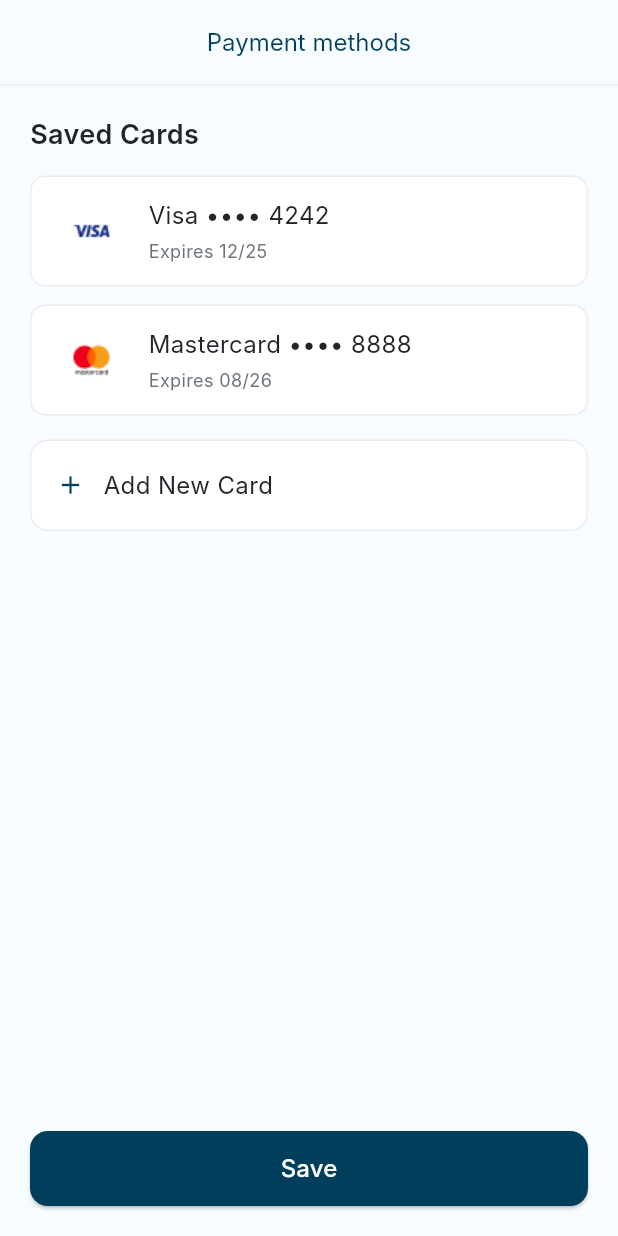
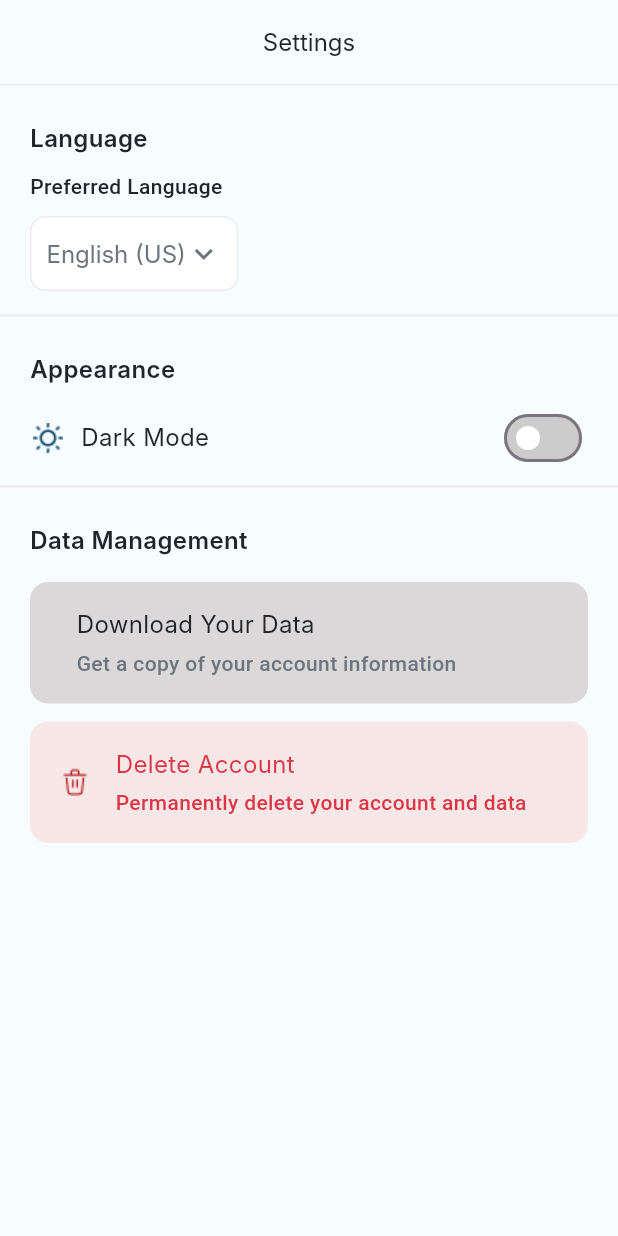
Before and after one commit to Elfouly282/grocery3, a Flutter app: the screen it shows after launch, on a phone screen of 412 x 824 dp. Run offline on Flutter 3.47's test engine with Material 3 defaults, Android fonts, the phone set to English and light mode, and no system bars; our stand-ins replace cached_network_image, dartz, dio, equatable, flutter_bloc, flutter_secure_storage and 5 more; missing offline and left inert: data_connection_checker_tv; Roboto replaces fonts that are missing (Cairo, Inter).

Commit message:
feat:design settings screen

```diff
--- a/lib/core/utils/theme/app_colors.dart
+++ b/lib/core/utils/theme/app_colors.dart
@@ -17,6 +17,8 @@ class AppColors {
   static const Color logoutColor = Color(0xffFF4D4D);
   static const Color iconColor = Color(0xFFBBBBBB);
   static const Color inactiveTrackColor = Color(0xFFCCCCCC);
+  static const Color dataActionBackground = Color(0xFFDAD8D8);
+  static const Color dataActionBackgroundLight = Color(0xffF7E7E7);
   // Status Colors
   static const Color success = Color(0xFF28A745);
   static const Color error = Color(0xFFDC3545);
--- a/lib/features/profile/presentation/screens/delivery_addresses_screen.dart
+++ b/lib/features/profile/presentation/screens/delivery_addresses_screen.dart
@@ -1,11 +1,10 @@
 import 'package:flutter/material.dart';
 import 'package:grocery3/core/shared_widgets/custom_app_bar.dart';
 import 'package:grocery3/core/shared_widgets/custom_button.dart';
+import 'package:grocery3/core/shared_widgets/custom_divider.dart';
 import 'package:grocery3/core/utils/theme/app_colors.dart';
 import 'package:grocery3/core/utils/theme/app_styles.dart';
 import 'package:grocery3/features/profile/presentation/widgets/address_item.dart';
-
-import '../widgets/custom_divider.dart';
 
 class DeliveryAddressesScreen extends StatelessWidget {
   const DeliveryAddressesScreen({super.key});
--- /dev/null
+++ b/lib/features/profile/presentation/screens/help_support_screen.dart
@@ -0,0 +1,35 @@
+import 'package:flutter/material.dart';
+import 'package:grocery3/core/shared_widgets/custom_app_bar.dart';
+import 'package:grocery3/core/shared_widgets/custom_divider.dart';
+import 'package:grocery3/core/utils/theme/app_colors.dart';
+import 'package:grocery3/core/utils/theme/app_styles.dart';
+import 'package:grocery3/features/profile/presentation/widgets/help_item.dart';
+
+class HelpSupportScreen extends StatelessWidget {
+  const HelpSupportScreen({super.key});
+
+  @override
+  Widget build(BuildContext context) {
+    return Scaffold(
+      backgroundColor: AppColors.profileBackground,
+      appBar: CustomAppBar(
+        bgColor: AppColors.profileBackground,
+        showBackButton: true,
+        style: AppStyles.font16Medium.copyWith(color: AppColors.black),
+        title: 'Help & Support',
+      ),
+      body: ListView(
+        padding: EdgeInsets.zero,
+        children: const [
+          CustomDivider(thickness: 1.5),
+          HelpItem(label: '(FAQ)'),
+          HelpItem(label: 'Contact Customer Support'),
+          HelpItem(label: 'Terms and Conditions'),
+          HelpItem(label: 'Privacy Policy'),
+          HelpItem(label: 'About Grocery Plus'),
+          HelpItem(label: 'App Version: 1.0.5'),
+        ],
+      ),
+    );
+  }
+}
--- a/lib/features/profile/presentation/screens/notifications_screen.dart
+++ b/lib/features/profile/presentation/screens/notifications_screen.dart
@@ -1,8 +1,8 @@
 import 'package:flutter/material.dart';
 import 'package:grocery3/core/shared_widgets/custom_app_bar.dart';
+import 'package:grocery3/core/shared_widgets/custom_divider.dart';
 import 'package:grocery3/core/utils/theme/app_colors.dart';
 import 'package:grocery3/core/utils/theme/app_styles.dart';
-import 'package:grocery3/features/profile/presentation/widgets/custom_divider.dart';
 import 'package:grocery3/features/profile/presentation/widgets/notification_model.dart';
 import '../widgets/notification_section.dart';
 
--- a/lib/features/profile/presentation/screens/payment_method_screen.dart
+++ b/lib/features/profile/presentation/screens/payment_method_screen.dart
@@ -1,11 +1,11 @@
 import 'package:flutter/material.dart';
 import 'package:grocery3/core/shared_widgets/custom_app_bar.dart';
 import 'package:grocery3/core/shared_widgets/custom_button.dart';
+import 'package:grocery3/core/shared_widgets/custom_divider.dart';
 import 'package:grocery3/core/utils/theme/app_colors.dart';
 import 'package:grocery3/core/utils/theme/app_styles.dart';
 import 'package:grocery3/features/profile/presentation/widgets/add_new_card.dart';
 import 'package:grocery3/features/profile/presentation/widgets/card_model.dart';
-import 'package:grocery3/features/profile/presentation/widgets/custom_divider.dart';
 import 'package:grocery3/features/profile/presentation/widgets/saved_card_item.dart';
 
 class PaymentMethodsScreen extends StatelessWidget {
--- a/lib/features/profile/presentation/screens/personl_details_screen.dart
+++ b/lib/features/profile/presentation/screens/personl_details_screen.dart
@@ -1,12 +1,12 @@
 import 'package:flutter/material.dart';
 import 'package:grocery3/core/shared_widgets/custom_app_bar.dart';
 import 'package:grocery3/core/shared_widgets/custom_button.dart';
+import 'package:grocery3/core/shared_widgets/custom_divider.dart';
 import 'package:grocery3/core/utils/theme/app_colors.dart';
 import 'package:grocery3/core/utils/theme/app_styles.dart';
 import 'package:grocery3/features/profile/presentation/widgets/email_field.dart';
 import 'package:grocery3/features/profile/presentation/widgets/name_field.dart';
 import 'package:grocery3/features/profile/presentation/widgets/phone_field.dart';
-import '../widgets/custom_divider.dart';
 
 class PersonalDetailsScreen extends StatelessWidget {
   const PersonalDetailsScreen({super.key});
--- a/lib/features/profile/presentation/screens/profile_screen.dart
+++ b/lib/features/profile/presentation/screens/profile_screen.dart
@@ -3,7 +3,9 @@ import 'package:grocery3/core/shared_widgets/custom_app_bar.dart';
 import 'package:grocery3/core/utils/theme/app_colors.dart';
 import 'package:grocery3/core/utils/theme/app_styles.dart';
 import 'package:grocery3/features/profile/presentation/screens/delivery_addresses_screen.dart';
+import 'package:grocery3/features/profile/presentation/screens/help_support_screen.dart';
 import 'package:grocery3/features/profile/presentation/screens/notifications_screen.dart';
+import 'package:grocery3/features/profile/presentation/screens/payment_method_screen.dart';
 import 'package:grocery3/features/profile/presentation/screens/personl_details_screen.dart';
 import 'package:grocery3/features/profile/presentation/widgets/profile_avatar.dart';
 import 'package:grocery3/features/profile/presentation/widgets/profile_menu_item.dart';
@@ -67,6 +69,14 @@ class ProfileScreen extends StatelessWidget {
                     label: 'Notifications Allowed',
                   ),
                   ProfileMenuItem(
+                    onTap: () {
+                      Navigator.push(
+                        context,
+                        MaterialPageRoute(
+                          builder: (context) => PaymentMethodsScreen(),
+                        ),
+                      );
+                    },
                     imagePath: "assets/images/payment_icon.png",
                     label: 'Payment methods',
                   ),
@@ -75,6 +85,14 @@ class ProfileScreen extends StatelessWidget {
                     label: 'Settings',
                   ),
                   ProfileMenuItem(
+                    onTap: () {
+                      Navigator.push(
+                        context,
+                        MaterialPageRoute(
+                          builder: (context) => HelpSupportScreen(),
+                        ),
+                      );
+                    },
                     imagePath: "assets/images/help_icon.png",
                     label: 'Help & Support',
                   ),
--- /dev/null
+++ b/lib/features/profile/presentation/screens/settings_screen.dart
@@ -0,0 +1,39 @@
+import 'package:flutter/material.dart';
+import 'package:grocery3/core/shared_widgets/custom_app_bar.dart';
+import 'package:grocery3/core/shared_widgets/custom_divider.dart';
+import 'package:grocery3/core/utils/theme/app_colors.dart';
+import 'package:grocery3/core/utils/theme/app_styles.dart';
+import 'package:grocery3/features/profile/presentation/widgets/appearance_section.dart';
+import 'package:grocery3/features/profile/presentation/widgets/data_management_section.dart';
+import 'package:grocery3/features/profile/presentation/widgets/language_section.dart';
+
+class SettingsScreen extends StatelessWidget {
+  const SettingsScreen({super.key});
+
+  @override
+  Widget build(BuildContext context) {
+    return Scaffold(
+      backgroundColor: AppColors.profileBackground,
+      appBar: CustomAppBar(
+        bgColor: AppColors.profileBackground,
+        showBackButton: true,
+        style: AppStyles.font16Medium.copyWith(
+          fontWeight: FontWeight.w400,
+          color: AppColors.black,
+        ),
+        title: 'Settings',
+      ),
+      body: const SingleChildScrollView(
+        child: Column(
+          crossAxisAlignment: CrossAxisAlignment.start,
+          children: [
+            CustomDivider(thickness: 1.5),
+            LanguageSection(),
+            AppearanceSection(),
+            DataManagementSection(),
+          ],
+        ),
+      ),
+    );
+  }
+}
--- /dev/null
+++ b/lib/features/profile/presentation/widgets/appearance_section.dart
@@ -0,0 +1,54 @@
+import 'package:flutter/material.dart';
+import 'package:grocery3/core/shared_widgets/custom_divider.dart';
+import 'package:grocery3/core/utils/theme/app_colors.dart';
+import 'package:grocery3/core/utils/theme/app_styles.dart';
+import 'package:grocery3/features/profile/presentation/widgets/section_title.dart';
+
+class AppearanceSection extends StatefulWidget {
+  const AppearanceSection({super.key});
+
+  @override
+  State<AppearanceSection> createState() => _AppearanceSectionState();
+}
+
+class _AppearanceSectionState extends State<AppearanceSection> {
+  bool _darkMode = false;
+
+  @override
+  Widget build(BuildContext context) {
+    return Column(
+      crossAxisAlignment: CrossAxisAlignment.start,
+      children: [
+        const SectionTitle(title: 'Appearance'),
+        Padding(
+          padding: const EdgeInsets.symmetric(horizontal: 20),
+          child: Row(
+            children: [
+              Image.asset('assets/images/sun_icon.png', width: 24, height: 24),
+              const SizedBox(width: 10),
+              Expanded(
+                child: Text(
+                  'Dark Mode',
+                  style: AppStyles.font16Medium.copyWith(
+                    fontWeight: FontWeight.w400,
+                    color: AppColors.black,
+                  ),
+                ),
+              ),
+              Switch(
+                value: _darkMode,
+                onChanged: (value) => setState(() => _darkMode = value),
+                activeThumbColor: AppColors.white,
+                activeTrackColor: AppColors.primary,
+                inactiveThumbColor: AppColors.white,
+                inactiveTrackColor: AppColors.inactiveTrackColor,
+              ),
+            ],
+          ),
+        ),
+        const SizedBox(height: 8),
+        CustomDivider(thickness: 1.5),
+      ],
+    );
+  }
+}
--- /dev/null
+++ b/lib/features/profile/presentation/widgets/data_action_card.dart
@@ -0,0 +1,74 @@
+import 'package:flutter/material.dart';
+import 'package:grocery3/core/utils/theme/app_styles.dart';
+
+class DataActionCard extends StatelessWidget {
+  final String title;
+  final String subtitle;
+  final Color backgroundColor;
+  final Color titleColor;
+  final Color subtitleColor;
+  final IconData? icon;
+  final VoidCallback? onTap;
+  final Color? borderColor;
+
+  const DataActionCard({
+    super.key,
+    this.borderColor,
+    required this.title,
+    required this.subtitle,
+    required this.backgroundColor,
+    required this.titleColor,
+    required this.subtitleColor,
+    this.icon,
+    this.onTap,
+  });
+
+  @override
+  Widget build(BuildContext context) {
+    return GestureDetector(
+      onTap: onTap,
+      child: Container(
+        margin: const EdgeInsets.symmetric(horizontal: 20, vertical: 6),
+        padding: const EdgeInsets.symmetric(horizontal: 16, vertical: 16),
+        decoration: BoxDecoration(
+          border: Border.all(color: borderColor ?? Colors.transparent),
+
+          color: backgroundColor,
+          borderRadius: BorderRadius.circular(12),
+        ),
+        child: Row(
+          children: [
+            icon != null
+                ? Image.asset(
+                    'assets/images/delete_icon.png',
+                    width: 26,
+                    height: 26,
+                  )
+                : SizedBox(width: 0),
+            const SizedBox(width: 14),
+            Column(
+              crossAxisAlignment: CrossAxisAlignment.start,
+              children: [
+                Text(
+                  title,
+                  style: AppStyles.font16Medium.copyWith(
+                    fontWeight: FontWeight.w400,
+                    color: titleColor,
+                  ),
+                ),
+                const SizedBox(height: 4),
+                Text(
+                  subtitle,
+                  style: AppStyles.font14Regular.copyWith(
+                    fontWeight: FontWeight.w500,
+                    color: subtitleColor,
+                  ),
+                ),
+              ],
+            ),
+          ],
+        ),
+      ),
+    );
+  }
+}
--- /dev/null
+++ b/lib/features/profile/presentation/widgets/data_management_section.dart
@@ -0,0 +1,35 @@
+import 'package:flutter/material.dart';
+import 'package:grocery3/core/utils/theme/app_colors.dart';
+import 'package:grocery3/features/profile/presentation/widgets/section_title.dart';
+import 'data_action_card.dart';
+
+class DataManagementSection extends StatelessWidget {
+  const DataManagementSection({super.key});
+
+  @override
+  Widget build(BuildContext context) {
+    return Column(
+      crossAxisAlignment: CrossAxisAlignment.start,
+      children: [
+        const SectionTitle(title: 'Data Management'),
+        DataActionCard(
+          title: 'Download Your Data',
+          subtitle: 'Get a copy of your account information',
+          backgroundColor: AppColors.dataActionBackground,
+          titleColor: AppColors.black,
+          subtitleColor: AppColors.grey,
+          onTap: () {},
+        ),
+        DataActionCard(
+          title: 'Delete Account',
+          subtitle: 'Permanently delete your account and data',
+          backgroundColor: AppColors.dataActionBackgroundLight,
+          titleColor: AppColors.error,
+          subtitleColor: AppColors.error,
+          icon: Icons.delete_outline,
+          onTap: () {},
+        ),
+      ],
+    );
+  }
+}
--- /dev/null
+++ b/lib/features/profile/presentation/widgets/help_item.dart
@@ -0,0 +1,44 @@
+import 'package:flutter/material.dart';
+import 'package:grocery3/core/shared_widgets/custom_divider.dart';
+import 'package:grocery3/core/utils/theme/app_colors.dart';
+import 'package:grocery3/core/utils/theme/app_styles.dart';
+
+class HelpItem extends StatelessWidget {
+  final String label;
+  final VoidCallback? onTap;
+
+  const HelpItem({super.key, required this.label, this.onTap});
+
+  @override
+  Widget build(BuildContext context) {
+    return Column(
+      children: [
+        InkWell(
+          onTap: onTap,
+          child: Padding(
+            padding: const EdgeInsets.symmetric(horizontal: 20, vertical: 18),
+            child: Row(
+              children: [
+                Expanded(
+                  child: Text(
+                    label,
+                    style: AppStyles.font16Medium.copyWith(
+                      fontWeight: FontWeight.w400,
+                      color: AppColors.black,
+                    ),
+                  ),
+                ),
+                const Icon(
+                  Icons.arrow_forward_ios,
+                  size: 15,
+                  color: AppColors.black,
+                ),
+              ],
+            ),
+          ),
+        ),
+        CustomDivider(thickness: 1),
+      ],
+    );
+  }
+}
--- /dev/null
+++ b/lib/features/profile/presentation/widgets/language_section.dart
@@ -0,0 +1,78 @@
+import 'package:flutter/material.dart';
+import 'package:grocery3/core/shared_widgets/custom_divider.dart';
+import 'package:grocery3/core/utils/theme/app_colors.dart';
+import 'package:grocery3/core/utils/theme/app_styles.dart';
+import 'package:grocery3/features/profile/presentation/screens/settings_screen.dart';
+import 'package:grocery3/features/profile/presentation/widgets/section_title.dart';
+
+class LanguageSection extends StatefulWidget {
+  const LanguageSection({super.key});
+
+  @override
+  State<LanguageSection> createState() => _LanguageSectionState();
+}
+
+class _LanguageSectionState extends State<LanguageSection> {
+  String _selected = 'English (US)';
+
+  final List<String> _languages = [
+    'English (US)',
+    'Arabic',
+    'French',
+    'Spanish',
+  ];
+
+  @override
+  Widget build(BuildContext context) {
+    return Column(
+      crossAxisAlignment: CrossAxisAlignment.start,
+      children: [
+        const SectionTitle(title: 'Language'),
+        Padding(
+          padding: EdgeInsets.symmetric(horizontal: 20),
+          child: Text(
+            'Preferred Language',
+            style: AppStyles.font14Regular.copyWith(
+              fontWeight: FontWeight.w500,
+              color: AppColors.black,
+            ),
+          ),
+        ),
+        const SizedBox(height: 10),
+        Padding(
+          padding: const EdgeInsets.symmetric(horizontal: 20),
+          child: Container(
+            padding: const EdgeInsets.symmetric(horizontal: 10),
+            decoration: BoxDecoration(
+              color: AppColors.white,
+              borderRadius: BorderRadius.circular(10),
+              border: Border.all(color: AppColors.dividerColor),
+            ),
+            child: DropdownButtonHideUnderline(
+              child: DropdownButton<String>(
+                value: _selected,
+                icon: const Icon(
+                  Icons.keyboard_arrow_down,
+                  color: AppColors.grey,
+                ),
+                style: AppStyles.font16Medium.copyWith(
+                  fontWeight: FontWeight.w400,
+                  color: AppColors.grey,
+                ),
+                onChanged: (value) => setState(() => _selected = value!),
+                items: _languages
+                    .map(
+                      (lang) =>
+                          DropdownMenuItem(value: lang, child: Text(lang)),
+                    )
+                    .toList(),
+              ),
+            ),
+          ),
+        ),
+        const SizedBox(height: 16),
+        CustomDivider(thickness: 1.5),
+      ],
+    );
+  }
+}
--- a/lib/features/profile/presentation/widgets/notification_item.dart
+++ b/lib/features/profile/presentation/widgets/notification_item.dart
@@ -1,7 +1,7 @@
 import 'package:flutter/material.dart';
+import 'package:grocery3/core/shared_widgets/custom_divider.dart';
 import 'package:grocery3/core/utils/theme/app_colors.dart';
 import 'package:grocery3/core/utils/theme/app_styles.dart';
-import 'package:grocery3/features/profile/presentation/widgets/custom_divider.dart';
 
 class NotificationItem extends StatelessWidget {
   final String label;
--- a/lib/features/profile/presentation/widgets/profile_menu_item.dart
+++ b/lib/features/profile/presentation/widgets/profile_menu_item.dart
@@ -1,8 +1,7 @@
 import 'package:flutter/material.dart';
+import 'package:grocery3/core/shared_widgets/custom_divider.dart';
 import 'package:grocery3/core/utils/theme/app_colors.dart';
 import 'package:grocery3/core/utils/theme/app_styles.dart';
-import 'package:grocery3/features/profile/presentation/screens/personl_details_screen.dart';
-import 'package:grocery3/features/profile/presentation/widgets/custom_divider.dart';
 
 class ProfileMenuItem extends StatelessWidget {
   final String label;
--- /dev/null
+++ b/lib/features/profile/presentation/widgets/section_title.dart
@@ -0,0 +1,23 @@
+import 'package:flutter/material.dart';
+import 'package:grocery3/core/utils/theme/app_colors.dart';
+import 'package:grocery3/core/utils/theme/app_styles.dart';
+
+class SectionTitle extends StatelessWidget {
+  final String title;
+
+  const SectionTitle({super.key, required this.title});
+
+  @override
+  Widget build(BuildContext context) {
+    return Padding(
+      padding: const EdgeInsets.fromLTRB(20, 24, 20, 10),
+      child: Text(
+        title,
+        style: AppStyles.font16Medium.copyWith(
+          fontWeight: FontWeight.w600,
+          color: AppColors.black,
+        ),
+      ),
+    );
+  }
+}
--- a/lib/main.dart
+++ b/lib/main.dart
@@ -1,5 +1,7 @@
 import 'package:flutter/material.dart';
+import 'package:grocery3/features/profile/presentation/screens/help_support_screen.dart';
 import 'package:grocery3/features/profile/presentation/screens/payment_method_screen.dart';
+import 'package:grocery3/features/profile/presentation/screens/settings_screen.dart';
 import 'features/profile/presentation/screens/profile_screen.dart';
 import 'injection_container.dart' as di;
 import 'core/helper/cache/cache_helper.dart';
@@ -23,7 +25,7 @@ class MyApp extends StatelessWidget {
         colorScheme: ColorScheme.fromSeed(seedColor: Colors.deepPurple),
         useMaterial3: true,
       ),
-      home: PaymentMethodsScreen(),
+      home: SettingsScreen(),
       // home: BlocProvider(
       //   create: (context) => di.sl<ProductBloc>(),
       //   child: const ProductDetailsScreen(productId: 1),
```
Also changed, not shown: assets/images/delete_icon.png (added), assets/images/sun_icon.png (added), lib/core/shared_widgets/custom_divider.dart (renamed from lib/features/profile/presentation/widgets/custom_divider.dart).
